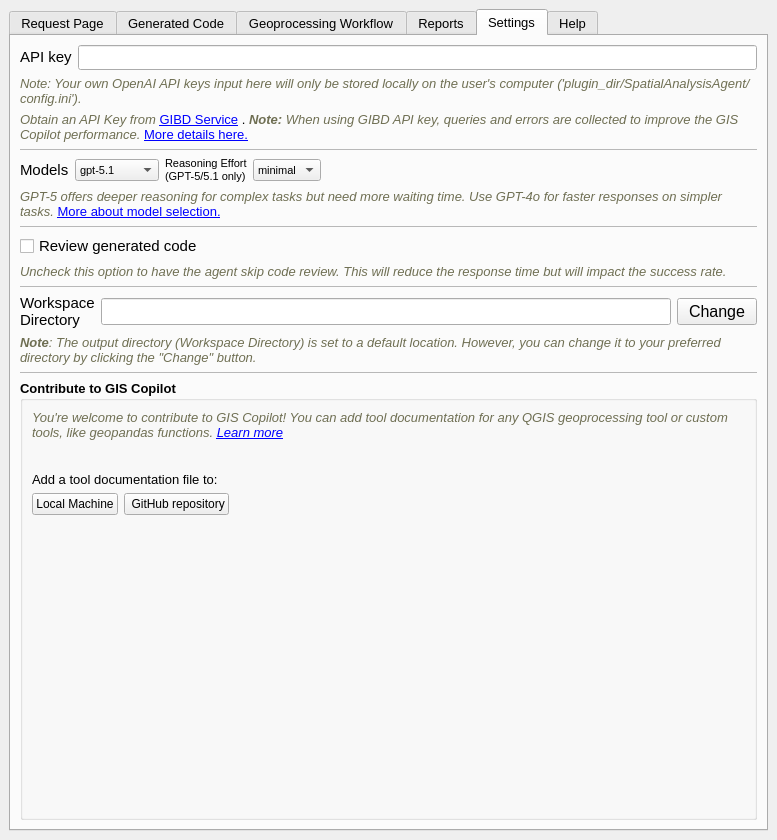
Teakinboyewa/SpatialAnalysisAgent, file SpatialAnalysisAgent_dockwidget_base.ui: the form before one commit.
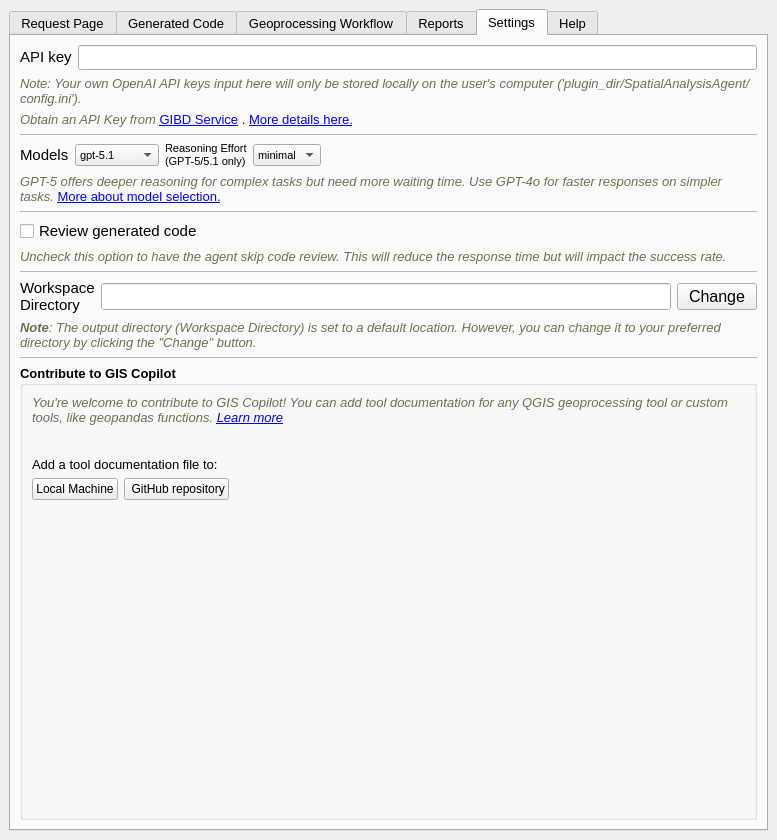
The form after the commit. Icons and pictures are not drawn. Custom widgets are drawn as their Qt base class.

The edit to the form file:
```diff
--- a/SpatialAnalysisAgent_dockwidget_base.ui
+++ b/SpatialAnalysisAgent_dockwidget_base.ui
@@ -1285,7 +1285,7 @@
            </font>
           </property>
           <property name="text">
-           <string>&lt;html&gt;&lt;head/&gt;&lt;body&gt;&lt;p&gt;&lt;span style=&quot; font-style:italic; color:#6f6f53;&quot;&gt;Obtain an API Key from &lt;/span&gt;&lt;a href=&quot;https://www.gibd.online/login&quot;&gt;&lt;span style=&quot; text-decoration: underline; color:#0000ff;&quot;&gt;GIBD Service&lt;/span&gt;&lt;/a&gt; . &lt;span style=&quot; font-weight:600; font-style:italic; color:#6f6f53;&quot;&gt;Note:&lt;/span&gt;&lt;span style=&quot; font-style:italic; color:#6f6f53;&quot;&gt; When using GIBD API key, queries and errors are collected to improve the GIS Copilot performance.  &lt;/span&gt;&lt;a href=&quot;https://github.com/Teakinboyewa/SpatialAnalysisAgent/blob/master/GIBD_service.md&quot;&gt;&lt;span style=&quot; text-decoration: underline; color:#0000ff;&quot;&gt;More details here.&lt;/span&gt;&lt;/a&gt;&lt;/p&gt;&lt;/body&gt;&lt;/html&gt;</string>
+           <string>&lt;html&gt;&lt;head/&gt;&lt;body&gt;&lt;p&gt;&lt;span style=&quot; font-style:italic; color:#6f6f53;&quot;&gt;Obtain an API Key from &lt;/span&gt;&lt;a href=&quot;https://www.gibd.online/login&quot;&gt;&lt;span style=&quot; text-decoration: underline; color:#0000ff;&quot;&gt;GIBD Service&lt;/span&gt;&lt;/a&gt; . &lt;a href=&quot;https://github.com/Teakinboyewa/SpatialAnalysisAgent/blob/master/GIBD_service.md&quot;&gt;&lt;span style=&quot; text-decoration: underline; color:#0000ff;&quot;&gt;More details here.&lt;/span&gt;&lt;/a&gt;&lt;/p&gt;&lt;/body&gt;&lt;/html&gt;</string>
           </property>
           <property name="wordWrap">
            <bool>true</bool>
```
